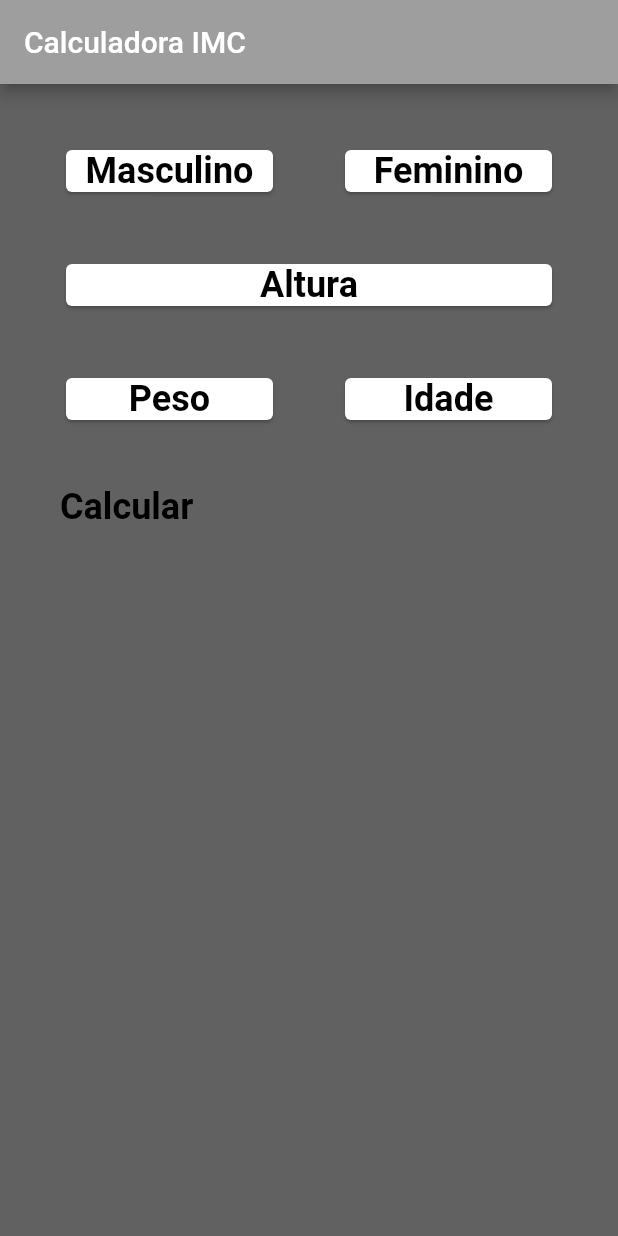
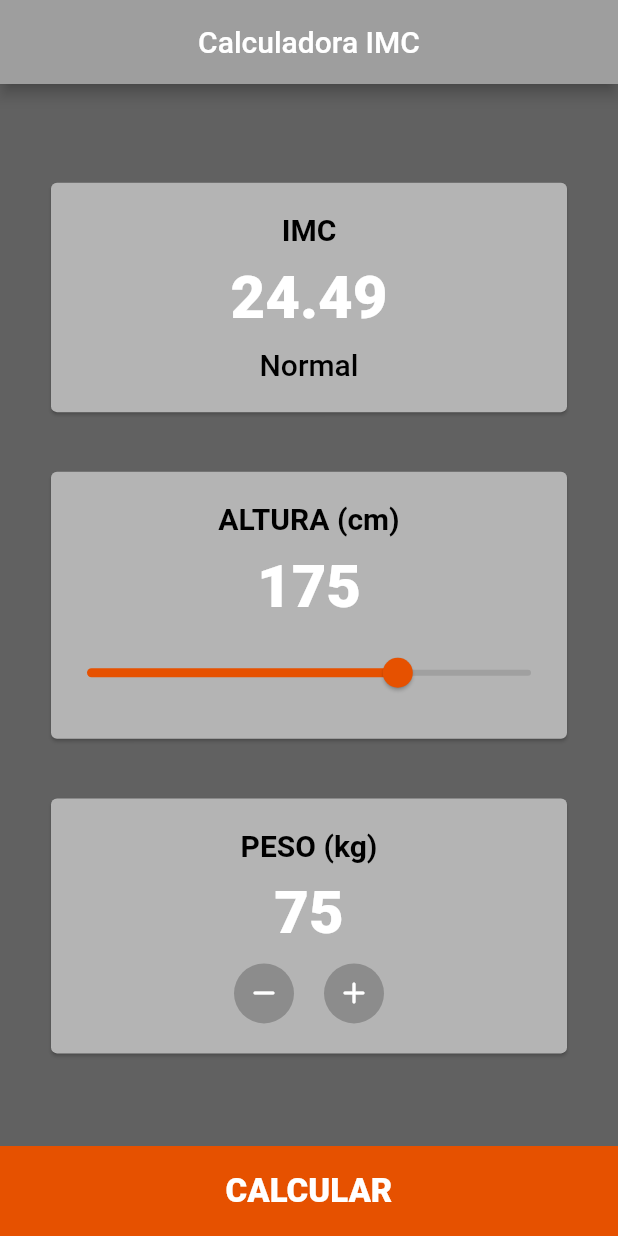
Before and after one commit to GabrielPivoto/calculadora-imc-flutter, a Flutter app: the screen it shows after launch, on a phone screen of 412 x 824 dp. Run offline on Flutter 3.47's test engine with Material 2 defaults, Android fonts, the phone set to English and light mode, and no system bars.

Commit message:
feat: enable imc calculation

```diff
--- a/lib/home/card.widget.dart
+++ /dev/null
@@ -1,27 +0,0 @@
-import 'package:flutter/material.dart';
-
-class CustomCard extends StatefulWidget {
-  CustomCard({Key? key, required this.title}) : super(key: key);
-
-  final String title;
-
-  @override
-  _CustomCardState createState() => _CustomCardState();
-}
-
-class _CustomCardState extends State<CustomCard> {
-  @override
-  Widget build(BuildContext context) {
-    return Card(
-      child: Column(
-        children: [
-          Text(
-            widget.title,
-            style: TextStyle(
-                color: Colors.black, fontSize: 24, fontWeight: FontWeight.bold),
-          )
-        ],
-      ),
-    );
-  }
-}
--- a/lib/home/home.controller.dart
+++ b/lib/home/home.controller.dart
@@ -6,7 +6,7 @@ class HomeController {
 
   HomeController(this.imcUtil);
 
-  ImcResultado calcular(double peso, double altura) {
+  ImcResultado calcular(int peso, int altura) {
     return imcUtil.calcularImc(peso, altura);
   }
 }
--- a/lib/home/home.page.dart
+++ b/lib/home/home.page.dart
@@ -1,9 +1,29 @@
+import 'package:calculadora_imc/models/imcResultado.model.dart';
 import 'package:flutter/material.dart';
 
-import 'card.widget.dart';
+import '../imc.util.dart';
+import 'home.controller.dart';
+import 'widgets/card.widget.dart';
 
-class HomePage extends StatelessWidget {
-  const HomePage({Key? key}) : super(key: key);
+class HomePage extends StatefulWidget {
+  HomePage({Key? key}) : super(key: key);
+
+  @override
+  State<HomePage> createState() => _HomePageState();
+}
+
+class _HomePageState extends State<HomePage> {
+  final calculator = ImcUtil();
+  late final HomeController controller;
+  ImcResultado resultado = ImcResultado(24.49);
+  int heightInCm = 175;
+  int weightInKg = 75;
+
+  @override
+  void initState() {
+    controller = HomeController(calculator);
+    super.initState();
+  }
 
   @override
   Widget build(BuildContext context) {
@@ -12,70 +32,97 @@ class HomePage extends StatelessWidget {
         appBar: AppBar(
           title: Text('Calculadora IMC'),
           backgroundColor: Colors.grey,
+          centerTitle: true,
         ),
-        body: SingleChildScrollView(
-          child: Padding(
-            padding: const EdgeInsets.all(40.0),
+        body: Padding(
+          padding: const EdgeInsets.fromLTRB(30, 30, 30, 26),
           child: Column(
             crossAxisAlignment: CrossAxisAlignment.stretch,
             mainAxisAlignment: MainAxisAlignment.spaceEvenly,
             children: [
-                Row(
-                  crossAxisAlignment: CrossAxisAlignment.center,
+              CustomCard(
+                title: "IMC",
+                value: resultado.imc.toStringAsFixed(2),
+                child: Text(
+                    resultado.classificacao
+                        .toString()
+                        .split('.')[1]
+                        .replaceAll('_', ' '),
+                    style: TextStyle(
+                        color: Colors.black,
+                        fontSize: 20,
+                        fontWeight: FontWeight.w500)),
+              ),
+              CustomCard(
+                title: "ALTURA (cm)",
+                value: heightInCm.toString(),
+                child: Slider(
+                  value: heightInCm.toDouble(),
+                  activeColor: Colors.orange.shade900,
+                  thumbColor: Colors.orange.shade900,
+                  inactiveColor: Color.fromRGBO(160, 160, 160, 1),
+                  min: 0,
+                  max: 250,
+                  onChanged: (value) {
+                    setState(() {
+                      heightInCm = value.toInt();
+                    });
+                  },
+                ),
+              ),
+              CustomCard(
+                title: "PESO (kg)",
+                value: weightInKg.toString(),
+                child: Row(
                   mainAxisAlignment: MainAxisAlignment.center,
                   children: [
-                    Expanded(
-                      child: CustomCard(
-                        title: "Masculino",
+                    CircleAvatar(
+                        radius: 20,
+                        backgroundColor: Color.fromRGBO(140, 140, 140, 1),
+                        child: IconButton(
+                          onPressed: () {
+                            setState(() {
+                              weightInKg -= 1;
+                            });
+                          },
+                          icon: Icon(Icons.remove_rounded, color: Colors.white),
+                        )),
+                    SizedBox(width: 20),
+                    CircleAvatar(
+                        radius: 20,
+                        backgroundColor: Color.fromRGBO(140, 140, 140, 1),
+                        child: IconButton(
+                          onPressed: () {
+                            setState(() {
+                              weightInKg += 1;
+                            });
+                          },
+                          icon: Icon(Icons.add_rounded, color: Colors.white),
+                        )),
+                  ],
                 ),
               ),
-                    SizedBox(
-                      width: 40,
-                    ),
-                    Expanded(
-                      child: CustomCard(
-                        title: "Feminino",
-                      ),
-                    )
             ],
           ),
-                SizedBox(
-                  height: 40,
         ),
-                CustomCard(
-                  title: "Altura",
+        bottomNavigationBar: GestureDetector(
+          onTap: () {
+            final _resultado = controller.calcular(weightInKg, heightInCm);
+            setState(() {
+              resultado = _resultado;
+            });
+          },
+          child: Container(
+            height: 60,
+            color: Colors.orange.shade900,
+            child: Center(
+              child: Text(
+                "CALCULAR",
+                style: TextStyle(
+                    color: Colors.white,
+                    fontSize: 22,
+                    fontWeight: FontWeight.w800),
               ),
-                SizedBox(
-                  height: 40,
-                ),
-                Row(
-                  crossAxisAlignment: CrossAxisAlignment.center,
-                  mainAxisAlignment: MainAxisAlignment.center,
-                  children: [
-                    Expanded(
-                      child: CustomCard(
-                        title: "Peso",
-                      ),
-                    ),
-                    SizedBox(
-                      width: 40,
-                    ),
-                    Expanded(child: CustomCard(title: "Idade"))
-                  ],
-                ),
-                SizedBox(
-                  height: 40,
-                ),
-                Container(
-                  child: Text(
-                    "Calcular",
-                    style: TextStyle(
-                        color: Colors.black,
-                        fontSize: 24,
-                        fontWeight: FontWeight.bold),
-                  ),
-                )
-              ],
             ),
           ),
         ));
--- /dev/null
+++ b/lib/home/widgets/card.widget.dart
@@ -0,0 +1,40 @@
+import 'package:flutter/material.dart';
+
+class CustomCard extends StatelessWidget {
+  final String title;
+  final String value;
+  final Widget child;
+  CustomCard({required this.title, required this.value, required this.child});
+
+  @override
+  Widget build(BuildContext context) {
+    return Card(
+      color: Color.fromRGBO(180, 180, 180, 1),
+      child: Padding(
+        padding: const EdgeInsets.symmetric(vertical: 20.0),
+        child: Column(
+          mainAxisAlignment: MainAxisAlignment.spaceEvenly,
+          children: [
+            Text(
+              title,
+              style: TextStyle(
+                  color: Colors.black,
+                  fontSize: 20,
+                  fontWeight: FontWeight.bold),
+            ),
+            SizedBox(height: 10),
+            Text(
+              value,
+              style: TextStyle(
+                  color: Colors.white,
+                  fontSize: 40,
+                  fontWeight: FontWeight.w900),
+            ),
+            SizedBox(height: 10),
+            child
+          ],
+        ),
+      ),
+    );
+  }
+}
--- a/lib/imc.util.dart
+++ b/lib/imc.util.dart
@@ -1,13 +1,14 @@
 import 'models/imcResultado.model.dart';
 
 abstract class InterfaceImcUtil {
-  ImcResultado calcularImc(double peso, double altura);
+  ImcResultado calcularImc(int peso, int altura);
 }
 
 class ImcUtil implements InterfaceImcUtil {
   @override
-  ImcResultado calcularImc(double peso, double altura) {
-    double imc = peso / (altura * altura);
+  ImcResultado calcularImc(int peso, int altura) {
+    final alturaInMeters = altura / 100;
+    double imc = peso / (alturaInMeters * alturaInMeters);
     return ImcResultado(imc);
   }
 }
--- a/lib/main.dart
+++ b/lib/main.dart
@@ -1,20 +1,17 @@
 //import 'dart:html';
 
 import 'package:calculadora_imc/home/home.page.dart';
-import 'package:calculadora_imc/home/teste.dart';
 import 'package:flutter/material.dart';
 
 void main() {
   runApp(MyApp());
-
-  final person = Person(age: 22, name: "Gabriel", lastName: "Pivoto");
-  print(person.name);
 }
 
 class MyApp extends StatelessWidget {
   @override
   Widget build(BuildContext context) {
     return MaterialApp(
+      debugShowCheckedModeBanner: false,
       title: 'Calculadora IMC',
       theme: ThemeData(
         primarySwatch: Colors.blue,
--- a/lib/models/imcResultado.model.dart
+++ b/lib/models/imcResultado.model.dart
@@ -8,7 +8,7 @@ enum ImcClassificacao {
 }
 
 class ImcResultado {
-  final Map<ImcClassificacao, List<dynamic>> referencia = {
+  final Map<ImcClassificacao, List<dynamic>> _referencia = {
     ImcClassificacao.Abaixo: [null, 18.4],
     ImcClassificacao.Normal: [18.5, 24.9],
     ImcClassificacao.Sobrepeso: [25, 29.9],
@@ -19,4 +19,11 @@ class ImcResultado {
   final double imc;
 
   ImcResultado(this.imc);
+
+  ImcClassificacao get classificacao => _referencia.entries.firstWhere((faixa) {
+        final min = faixa.value.first ?? -9999999;
+        final max = faixa.value.last ?? 9999999;
+        if (this.imc >= min && this.imc <= max) return true;
+        return false;
+      }).key;
 }
```
Lines whose indentation alone changed are shown as unchanged.
